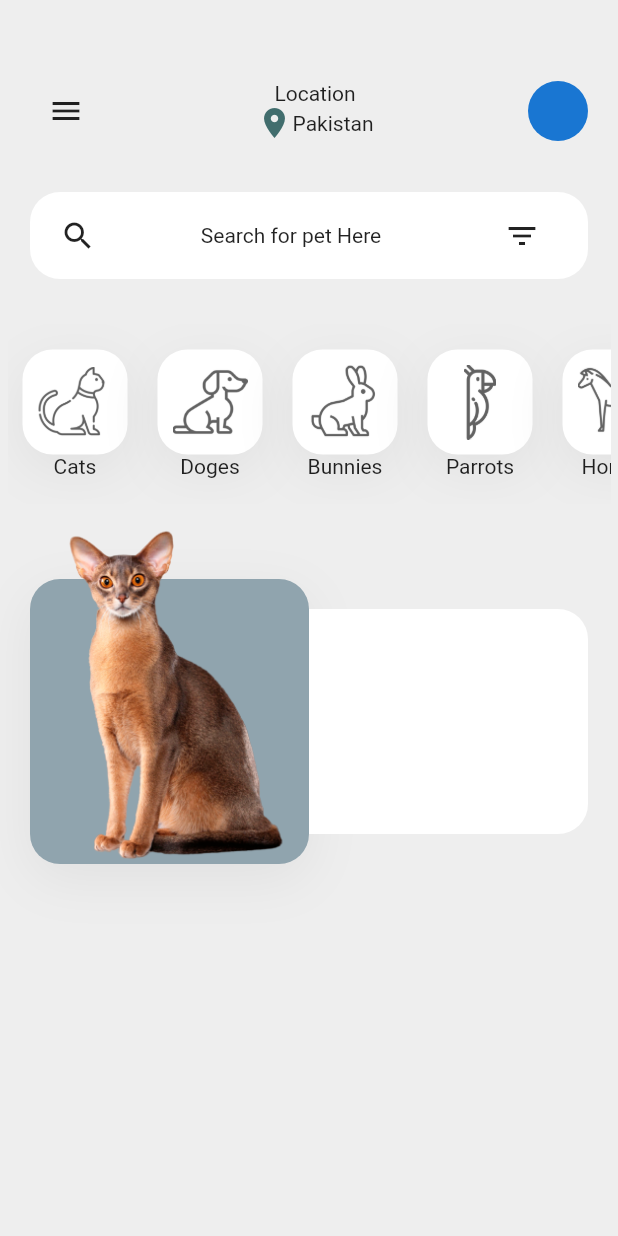
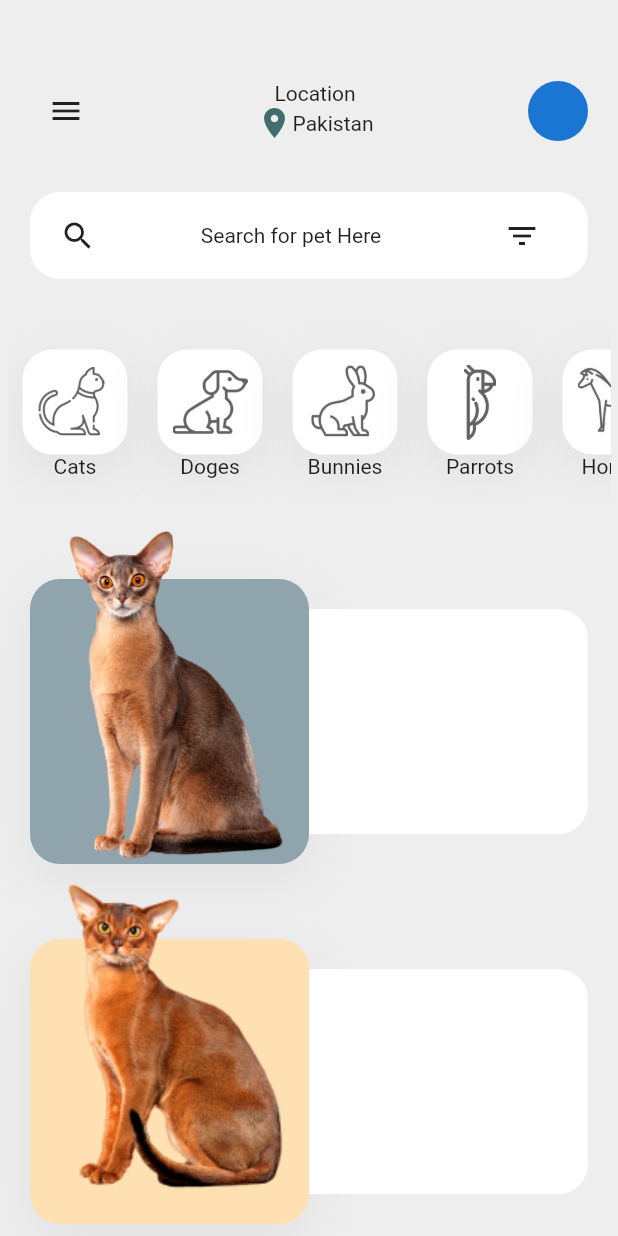
Before and after one commit to huzaifa215/animated_ui_design, a Flutter app: the screen it shows after launch, on a phone screen of 412 x 824 dp. Run offline on Flutter 3.47's test engine with Material 2 defaults, Android fonts, the phone set to English and light mode, and no system bars.

Commit message:
Home Screen Completed but have to Convert this Screen to Componenets

```diff
--- a/animated_ui/lib/Screens/home_screen.dart
+++ b/animated_ui/lib/Screens/home_screen.dart
@@ -1,3 +1,4 @@
+import 'package:animated_ui/Screens/DetailScreen.dart';
 import 'package:flutter/material.dart';
 import 'package:flutter/cupertino.dart';
 
@@ -26,6 +27,7 @@ class _HomeScreenState extends State<HomeScreen> {
       duration: Duration(milliseconds: 250), // best for any animation
       color: Colors.grey[200],
       // column that the whole screen is a column
+      child: SingleChildScrollView(
         child: Column(
           children: [
             SizedBox(
@@ -101,7 +103,12 @@ class _HomeScreenState extends State<HomeScreen> {
                 ],
               ),
             ),
-          Container(
+            GestureDetector(
+              onTap: () {
+                Navigator.push(context,
+                    MaterialPageRoute(builder: (context) => DetailScreen()));
+              },
+              child: Container(
                 padding: EdgeInsets.only(left: 5, right: 5),
                 height: 120,
                 child: ListView.builder(
@@ -119,8 +126,8 @@ class _HomeScreenState extends State<HomeScreen> {
                             margin: EdgeInsets.only(left: 10, right: 10),
                             decoration: BoxDecoration(
                               color: Colors.white,
-                          boxShadow:
-                              shadowList, // shadowList from the confriguation file
+                              boxShadow: shadowList,
+                              // shadowList from the confriguation file
                               borderRadius: BorderRadius.circular(20),
                             ),
                             child: Image.asset(
@@ -137,9 +144,15 @@ class _HomeScreenState extends State<HomeScreen> {
                   },
                 ),
               ),
+            ),
 
             // cat pop out
-          Container(
+            GestureDetector(
+              onTap: (){
+                Navigator.push(context,
+                    MaterialPageRoute(builder: (context) => DetailScreen()));
+              },
+              child: Container(
                 margin: EdgeInsets.symmetric(horizontal: 20),
                 height: 240,
                 child: Row(
@@ -177,7 +190,56 @@ class _HomeScreenState extends State<HomeScreen> {
                   ],
                 ),
               ),
+            ),
+            GestureDetector(
+              onTap: (){
+                Navigator.push(context,
+                    MaterialPageRoute(builder: (context) => DetailScreen()));
+              },
+              child: Container(
+                margin: EdgeInsets.symmetric(horizontal: 20),
+                height: 240,
+                child: Row(
+                  children: [
+                    // Expanded Widget is used for the equal height for every one side
+                    Expanded(
+                      child: Stack(
+                        children: [
+                          Container(
+                            decoration: BoxDecoration(
+                              color: Colors.orange[100],
+                              borderRadius: BorderRadius.circular(20),
+                              boxShadow: shadowList,
+                            ),
+                            margin: EdgeInsets.only(top: 50),
+                          ),
+                          Align(
+                            child: Image.asset("images/pet-cat1.png"),
+                          ),
                         ],
+                      ),
+                    ),
+                    Expanded(
+                      child: Container(
+                        margin: EdgeInsets.only(top: 70, bottom: 20),
+                        decoration: BoxDecoration(
+                          color: Colors.white,
+                          borderRadius: BorderRadius.only(
+                            topRight: Radius.circular(20),
+                            bottomRight: Radius.circular(20),
+                          ),
+                        ),
+                      ),
+                    ),
+                  ],
+                ),
+              ),
+            ),
+            SizedBox(
+              height: 30,
+            ),
+          ],
+        ),
       ),
     );
   }
```
Also changed, not shown: animated_ui/lib/Screens/DetailScreen.dart (added, +37 -0 lines). Lines whose indentation alone changed are shown as unchanged.
